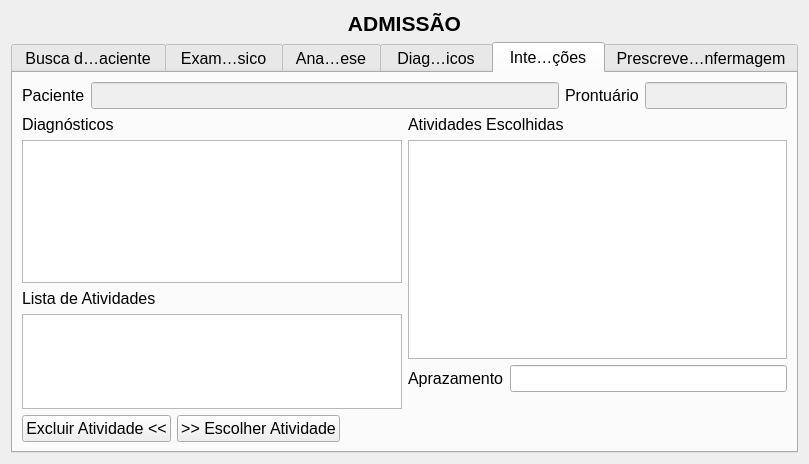
Before: the Qt Designer form GUI/intake.ui in LCapanelli/RP3, drawn with Qt 5.
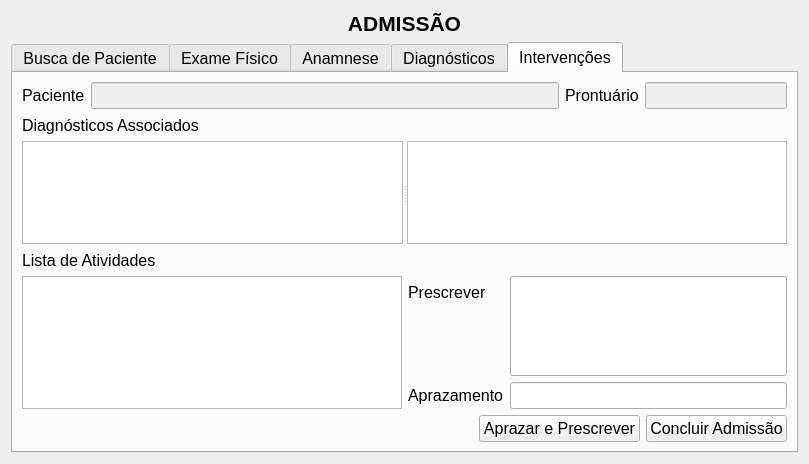
After: the same form once the commit is applied. The open tabs and pages were chosen to show the change.

Patch:
```diff
--- a/GUI/intake.ui
+++ b/GUI/intake.ui
@@ -633,7 +633,7 @@
       <attribute name="title">
        <string>Intervenções</string>
       </attribute>
-      <layout class="QGridLayout" name="gridLayout_3">
+      <layout class="QGridLayout" name="gridLayout_2">
        <item row="0" column="0" colspan="2">
         <layout class="QHBoxLayout" name="horizontalLayout_106">
          <item>
@@ -683,71 +683,111 @@
          </item>
         </layout>
        </item>
-       <item row="1" column="0">
-        <widget class="QLabel" name="label_diagCuid_2">
-         <property name="text">
-          <string>Diagnósticos</string>
-         </property>
-         <property name="buddy">
-          <cstring>listWidget_diagCuid</cstring>
-         </property>
-        </widget>
+       <item row="1" column="0" colspan="2">
+        <layout class="QHBoxLayout" name="horizontalLayout_4">
+         <item>
+          <widget class="QLabel" name="label_diagCuid_2">
+           <property name="text">
+            <string>Diagnósticos Associados</string>
+           </property>
+           <property name="buddy">
+            <cstring>listWidget_diagCuid</cstring>
+           </property>
+          </widget>
+         </item>
+         <item>
+          <spacer name="horizontalSpacer_6">
+           <property name="orientation">
+            <enum>Qt::Horizontal</enum>
+           </property>
+           <property name="sizeHint" stdset="0">
+            <size>
+             <width>568</width>
+             <height>20</height>
+            </size>
+           </property>
+          </spacer>
+         </item>
+        </layout>
        </item>
-       <item row="2" column="0">
-        <widget class="QListWidget" name="listWidget_diagCuid_2"/>
-       </item>
-       <item row="2" column="1" rowspan="3">
-        <widget class="QListWidget" name="listWidget_listaAtividadesCuidados_2"/>
-       </item>
-       <item row="3" column="0">
-        <widget class="QLabel" name="label_ativiCuid_2">
-         <property name="text">
-          <string>Lista de Atividades</string>
+       <item row="2" column="0" colspan="2">
+        <widget class="QSplitter" name="splitter">
+         <property name="orientation">
+          <enum>Qt::Horizontal</enum>
          </property>
-         <property name="buddy">
-          <cstring>textEdit_atividEscolhidasCuid</cstring>
-         </property>
+         <widget class="QListWidget" name="lw_diagASS4interv"/>
+         <widget class="QTableWidget" name="tableW_PrescAndApraz"/>
         </widget>
        </item>
-       <item row="4" column="0" rowspan="2">
-        <widget class="QListWidget" name="listWidget"/>
+       <item row="3" column="0" colspan="2">
+        <layout class="QHBoxLayout" name="horizontalLayout_3">
+         <item>
+          <widget class="QLabel" name="label_ativiCuid_2">
+           <property name="text">
+            <string>Lista de Atividades</string>
+           </property>
+           <property name="buddy">
+            <cstring>textEdit_atividEscolhidasCuid</cstring>
+           </property>
+          </widget>
+         </item>
+         <item>
+          <spacer name="horizontalSpacer_5">
+           <property name="orientation">
+            <enum>Qt::Horizontal</enum>
+           </property>
+           <property name="sizeHint" stdset="0">
+            <size>
+             <width>608</width>
+             <height>20</height>
+            </size>
+           </property>
+          </spacer>
+         </item>
+        </layout>
        </item>
-       <item row="5" column="1">
-        <layout class="QFormLayout" name="formLayout_9">
+       <item row="4" column="0">
+        <widget class="QListWidget" name="lw_Activities4diag"/>
+       </item>
+       <item row="4" column="1">
+        <layout class="QFormLayout" name="formLayout">
          <property name="fieldGrowthPolicy">
           <enum>QFormLayout::AllNonFixedFieldsGrow</enum>
          </property>
-         <item row="0" column="0">
+         <item row="1" column="0">
           <widget class="QLabel" name="label_aprazamentoCuid_3">
            <property name="text">
-            <string>Aprazamento</string>
+            <string>Prescrever</string>
            </property>
            <property name="buddy">
             <cstring>lineEdit_aprazamentoCuid</cstring>
            </property>
           </widget>
          </item>
-         <item row="0" column="1">
-          <widget class="QLineEdit" name="lineEdit_aprazamentoCuid_3"/>
+         <item row="1" column="1">
+          <widget class="QLineEdit" name="le_aprazingInterv">
+           <property name="minimumSize">
+            <size>
+             <width>0</width>
+             <height>100</height>
+            </size>
+           </property>
+          </widget>
+         </item>
+         <item row="2" column="1">
+          <widget class="QLineEdit" name="le_prescrInt"/>
+         </item>
+         <item row="2" column="0">
+          <widget class="QLabel" name="label">
+           <property name="text">
+            <string>Aprazamento</string>
+           </property>
+          </widget>
          </item>
         </layout>
        </item>
-       <item row="6" column="0" colspan="2">
+       <item row="5" column="0" colspan="2">
         <layout class="QHBoxLayout" name="horizontalLayout">
-         <item>
-          <widget class="QPushButton" name="pushButton_2">
-           <property name="text">
-            <string>Excluir Atividade &lt;&lt;</string>
-           </property>
-          </widget>
-         </item>
-         <item>
-          <widget class="QPushButton" name="pushButton">
-           <property name="text">
-            <string>&gt;&gt; Escolher Atividade</string>
-           </property>
-          </widget>
-         </item>
          <item>
           <spacer name="horizontalSpacer_7">
            <property name="orientation">
@@ -761,28 +801,10 @@
            </property>
           </spacer>
          </item>
-        </layout>
-       </item>
-       <item row="1" column="1">
-        <widget class="QLabel" name="label">
-         <property name="text">
-          <string>Atividades Escolhidas</string>
-         </property>
-        </widget>
-       </item>
-      </layout>
-     </widget>
-     <widget class="QWidget" name="reP_2">
-      <attribute name="title">
-       <string>Prescrever Enfermagem</string>
-      </attribute>
-      <layout class="QGridLayout" name="gridLayout_2">
-       <item row="0" column="0">
-        <layout class="QHBoxLayout" name="horizontalLayout_103">
          <item>
-          <widget class="QLabel" name="label_pacienteRE_2">
+          <widget class="QPushButton" name="pb_aprazingInterv">
            <property name="text">
-            <string>Paciente</string>
+            <string>Aprazar e Prescrever</string>
            </property>
            <property name="buddy">
             <cstring>lineEdit_pacienteRE</cstring>
@@ -790,112 +812,7 @@
           </widget>
          </item>
          <item>
-          <widget class="QLineEdit" name="lineEdit_pacienteRE_2">
-           <property name="enabled">
-            <bool>false</bool>
-           </property>
-          </widget>
-         </item>
-         <item>
-          <spacer name="horizontalSpacer_6">
-           <property name="orientation">
-            <enum>Qt::Horizontal</enum>
-           </property>
-           <property name="sizeHint" stdset="0">
-            <size>
-             <width>40</width>
-             <height>20</height>
-            </size>
-           </property>
-          </spacer>
-         </item>
-         <item>
-          <widget class="QLabel" name="label_prontRE_2">
-           <property name="font">
-            <font>
-             <pointsize>12</pointsize>
-            </font>
-           </property>
-           <property name="text">
-            <string>Prontuário</string>
-           </property>
-           <property name="buddy">
-            <cstring>lineEdit_prontRE</cstring>
-           </property>
-          </widget>
-         </item>
-         <item>
-          <widget class="QLineEdit" name="lineEdit_prontRE_2">
-           <property name="enabled">
-            <bool>false</bool>
-           </property>
-          </widget>
-         </item>
-        </layout>
-       </item>
-       <item row="1" column="0">
-        <layout class="QHBoxLayout" name="horizontalLayout_2">
-         <item>
-          <widget class="QLabel" name="label_diagnosticosRE_2">
-           <property name="text">
-            <string>Atividades Escolhidas</string>
-           </property>
-           <property name="buddy">
-            <cstring>listWidget_diagnosticosRE</cstring>
-           </property>
-          </widget>
-         </item>
-         <item>
-          <spacer name="horizontalSpacer_5">
-           <property name="orientation">
-            <enum>Qt::Horizontal</enum>
-           </property>
-           <property name="sizeHint" stdset="0">
-            <size>
-             <width>428</width>
-             <height>20</height>
-            </size>
-           </property>
-          </spacer>
-         </item>
-         <item>
-          <widget class="QLabel" name="label_RE_3">
-           <property name="text">
-            <string>Prescrever</string>
-           </property>
-           <property name="buddy">
-            <cstring>listWidget_listaRE</cstring>
-           </property>
-          </widget>
-         </item>
-        </layout>
-       </item>
-       <item row="2" column="0">
-        <widget class="QSplitter" name="splitter">
-         <property name="orientation">
-          <enum>Qt::Horizontal</enum>
-         </property>
-         <widget class="QListView" name="lv_Diag4RE"/>
-         <widget class="QPlainTextEdit" name="plainTextEdit"/>
-        </widget>
-       </item>
-       <item row="3" column="0">
-        <layout class="QHBoxLayout" name="horizontalLayout_3">
-         <item>
-          <spacer name="horizontalSpacer_8">
-           <property name="orientation">
-            <enum>Qt::Horizontal</enum>
-           </property>
-           <property name="sizeHint" stdset="0">
-            <size>
-             <width>40</width>
-             <height>20</height>
-            </size>
-           </property>
-          </spacer>
-         </item>
-         <item>
-          <widget class="QPushButton" name="pushButton_confirmarRE_2">
+          <widget class="QPushButton" name="pushButton_2">
            <property name="text">
             <string>Concluir Admissão</string>
            </property>
```
Left out of the diff: 7 changed lines with no effect on the pictures.
